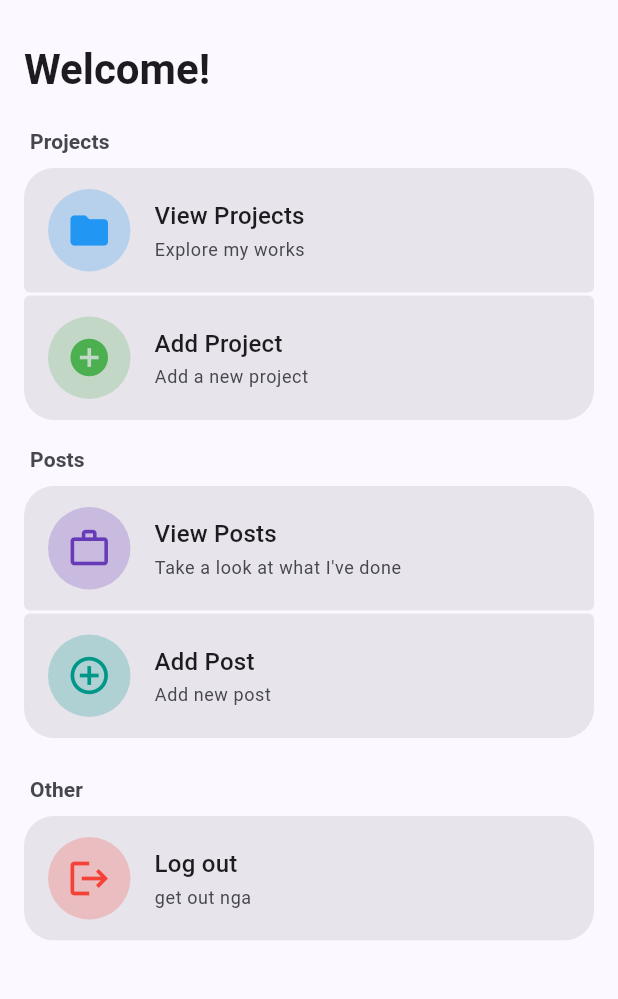
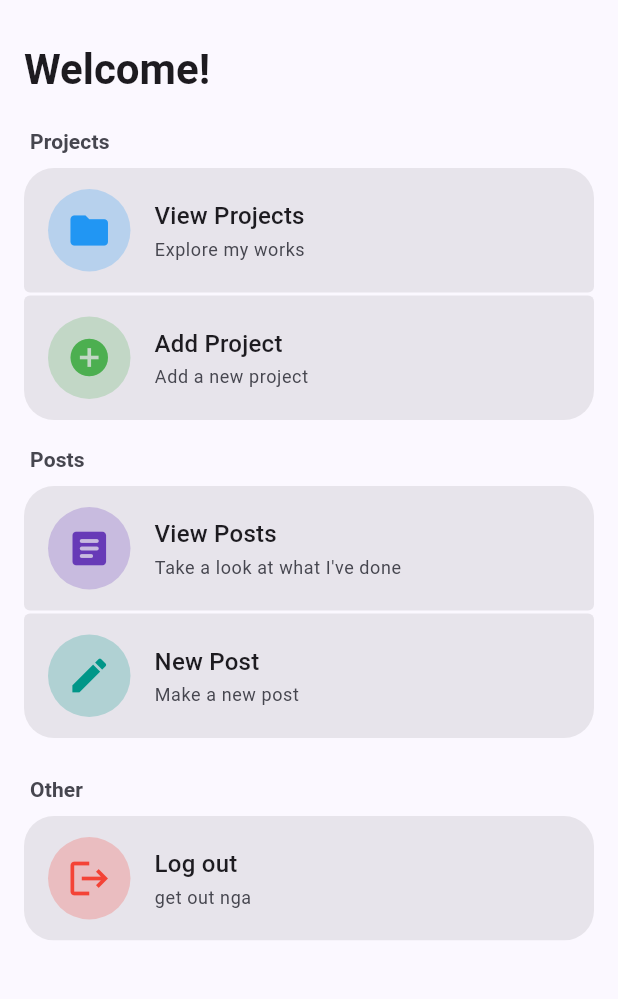
Before and after one commit to kingrdl17/myportofolio_mobile, a Flutter app: the PostFormPage screen opened directly, in the side drawer, after a tap on "Home", on a phone screen of 412 x 824 dp, the part 210-1209 px from its top. Run offline on Flutter 3.47's test engine with Material 3 defaults, Android fonts, the phone set to English and light mode, and no system bars; drawn by our look-alikes of dynamic_color; our stand-ins replace google_fonts, material_ui.

Commit message:
linked post to menu and icon changes

```diff
--- a/lib/main.dart
+++ b/lib/main.dart
@@ -34,7 +34,10 @@ class MyApp extends StatelessWidget {
           colorScheme: darkScheme,
           typography: Typography.material2021(colorScheme: darkScheme),
           useMaterial3: true,
-          textTheme: _toMaterialTextTheme(googleTextTheme),
+          textTheme: _toMaterialTextTheme(googleTextTheme).apply(
+            bodyColor: darkScheme.onSurface,
+            displayColor: darkScheme.onSurface,
+          ),
         );
 
         return MaterialApp(
--- a/lib/screens/menu.dart
+++ b/lib/screens/menu.dart
@@ -26,15 +26,15 @@ class MyHomePage extends StatelessWidget {
   final List<ItemHomepage> postItems = const [
     ItemHomepage(
       'View Posts',
-      Icons.work_outline,
+      Icons.article_rounded,
       color: Colors.deepPurple,
       subtitle: "Take a look at what I've done",
     ),
     ItemHomepage(
-      'Add Post',
-      Icons.add_circle_outline,
+      'New Post',
+      Icons.create,
       color: Colors.teal,
-      subtitle: 'Add new post',
+      subtitle: 'Make a new post',
     ),
   ];
   final ItemHomepage logoutItem = const ItemHomepage(
--- a/lib/screens/post_form.dart
+++ b/lib/screens/post_form.dart
@@ -148,7 +148,7 @@ class _PostFormPageState extends State<PostFormPage> {
                   child: ElevatedButton(
                     style: ButtonStyle(
                       backgroundColor: WidgetStatePropertyAll(
-                        Theme.of(context).colorScheme.primary,
+                        Theme.of(context).colorScheme.secondary,
                       ),
                     ),
                     onPressed: () {
@@ -185,7 +185,10 @@ class _PostFormPageState extends State<PostFormPage> {
                     },
                     child: const Text(
                       "Save",
-                      style: TextStyle(color: Colors.white),
+                      style: TextStyle(
+                        fontWeight: FontWeight.bold,
+                        color: Colors.white,
+                      ),
                     ),
                   ),
                 ),
--- a/lib/widgets/cards.dart
+++ b/lib/widgets/cards.dart
@@ -1,6 +1,7 @@
 import 'package:material_ui/material_ui.dart';
 import 'package:flutter/services.dart';
 import 'package:myportofolio_mobile/screens/project_form.dart';
+import 'package:myportofolio_mobile/screens/post_form.dart';
 import 'package:myportofolio_mobile/screens/menu.dart';
 
 //sections containing cards
@@ -74,6 +75,11 @@ class PortfolioActionCard extends StatelessWidget {
               context,
               MaterialPageRoute(builder: (context) => const ProjectFormPage()),
             );
+          } else if (item.name == 'New Post') {
+            Navigator.push(
+              context,
+              MaterialPageRoute(builder: (context) => const PostFormPage()),
+            );
           } else {
             _showItemFeedback(context, item);
           }
--- a/lib/widgets/left_drawer.dart
+++ b/lib/widgets/left_drawer.dart
@@ -13,13 +13,12 @@ class LeftDrawer extends StatelessWidget {
   @override
   Widget build(BuildContext context) {
     return Drawer(
+      backgroundColor: Theme.of(context).colorScheme.surface,
       child: ListView(
         children: [
           DrawerHeader(
             // TODO: Bagian drawer header
-            decoration: BoxDecoration(
-              color: Theme.of(context).colorScheme.surface,
-            ),
+
             child: Column(
               crossAxisAlignment: CrossAxisAlignment.start,
               children: [
@@ -70,8 +69,8 @@ class LeftDrawer extends StatelessWidget {
             },
           ),
           ListTile(
-            leading: const Icon(Icons.add_circle_outline),
-            title: const Text('Add Post'),
+            leading: const Icon(Icons.create_outlined),
+            title: const Text('New Post'),
             onTap: () {
               HapticFeedback.selectionClick();
               Navigator.pushReplacement(
```
Also changed, not shown: lib/screens/project_form.dart (+5 -2 lines), 3 other files.
